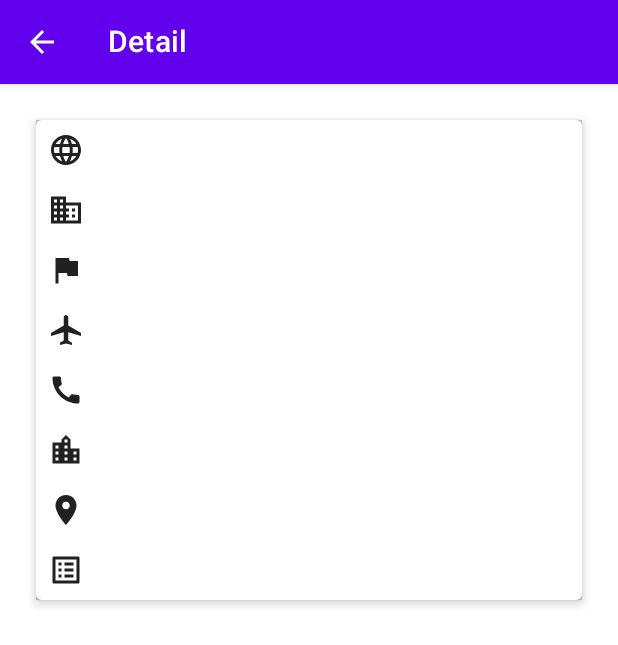
After one commit to rakesh-barik/Countries, an Android app built with Jetpack Compose: the composable CountryDetailScreen shown on its own in the app's theme, on a phone screen of 412 x 824 dp. The commit adds this screen. Shown: the top 645 px of the screen. Run offline under Robolectric (Android 15) with nearby library versions, the phone set to English and light mode, and no system bars; our stand-ins replace Dagger/Hilt's generated code; network calls fail.

Commit message:
Show Country detail

```diff
--- a/app/src/main/AndroidManifest.xml
+++ b/app/src/main/AndroidManifest.xml
@@ -1,6 +1,7 @@
 <?xml version="1.0" encoding="utf-8"?>
 <manifest xmlns:android="http://schemas.android.com/apk/res/android"
     package="com.tinybinlabs.countries">
+    <uses-permission android:name="android.permission.ACCESS_NETWORK_STATE"/>
     <uses-permission android:name="android.permission.INTERNET"/>
     <application
         android:name=".CountriesApplication"
--- /dev/null
+++ b/app/src/main/java/com/tinybinlabs/countries/presentation/Screen.kt
@@ -0,0 +1,6 @@
+package com.tinybinlabs.countries.presentation
+
+sealed class Screen(val route: String) {
+    object ListScreen : Screen("list_screen")
+    object DetailScreen : Screen("detail_screen")
+}
--- /dev/null
+++ b/app/src/main/java/com/tinybinlabs/countries/presentation/country/CountryDetailScreen.kt
@@ -0,0 +1,163 @@
+package com.tinybinlabs.countries.presentation.country
+
+import androidx.compose.foundation.background
+import androidx.compose.foundation.layout.*
+import androidx.compose.material.*
+import androidx.compose.material.icons.Icons
+import androidx.compose.material.icons.filled.*
+import androidx.compose.runtime.Composable
+import androidx.compose.ui.Alignment
+import androidx.compose.ui.Modifier
+import androidx.compose.ui.graphics.Color
+import androidx.compose.ui.unit.dp
+import androidx.hilt.navigation.compose.hiltViewModel
+import androidx.navigation.NavController
+import com.tinybinlabs.countries.domain.Country
+import com.tinybinlabs.countries.presentation.toFlagEmoji
+
+@Composable
+fun CountryDetailScreen(
+    navController: NavController,
+    viewModel: CountryDetailViewModel = hiltViewModel()
+) {
+    val country: Country? = viewModel.state.value.country
+    val scaffoldState = rememberScaffoldState()
+
+    Scaffold(
+        scaffoldState = scaffoldState,
+        topBar = {
+            TopAppBar(
+                title = {
+                    Row(
+                        modifier = Modifier
+                            .fillMaxWidth()
+                            .wrapContentWidth(align = Alignment.Start)
+                    ) {
+                        Text(text = "Detail")
+                    }
+                },
+                backgroundColor = MaterialTheme.colors.primary,
+                navigationIcon = {
+                    IconButton(onClick = { navController.navigateUp() }) {
+                        Icon(imageVector = Icons.Default.ArrowBack, contentDescription = "back")
+                    }
+                }
+            )
+        },
+
+        ) {
+        Card(
+            modifier = Modifier
+                .wrapContentSize()
+                .padding(24.dp)
+                .background(Color.LightGray),
+            elevation = 4.dp
+
+        ) {
+            Column(modifier = Modifier.wrapContentSize()) {
+                Row(
+                    modifier = Modifier
+                        .fillMaxWidth()
+                        .padding(8.dp)
+                ) {
+                    Icon(imageVector = Icons.Default.Language, contentDescription = "location")
+                    Spacer(modifier = Modifier.width(8.dp))
+                    Text(
+                        text = country?.name ?: "",
+                        modifier = Modifier.wrapContentWidth(Alignment.CenterHorizontally)
+                    )
+                }
+                Row(
+                    modifier = Modifier
+                        .fillMaxWidth()
+                        .padding(8.dp)
+                ) {
+                    Icon(imageVector = Icons.Default.Domain, contentDescription = "location")
+                    Spacer(modifier = Modifier.width(8.dp))
+                    country?.topLevelDomain?.joinToString(separator = ", ")?.let { it1 ->
+                        Text(
+                            text = it1,
+                            modifier = Modifier.wrapContentWidth(Alignment.CenterHorizontally)
+                        )
+                    }
+                }
+                Row(
+                    modifier = Modifier
+                        .fillMaxWidth()
+                        .padding(8.dp)
+                ) {
+                    Icon(imageVector = Icons.Default.Flag, contentDescription = "location")
+                    Spacer(modifier = Modifier.width(8.dp))
+                    Text(
+                        text = country?.alpha2Code?.toFlagEmoji() ?: "",
+                        modifier = Modifier.wrapContentWidth(Alignment.CenterHorizontally)
+                    )
+                }
+                Row(
+                    modifier = Modifier
+                        .fillMaxWidth()
+                        .padding(8.dp)
+                ) {
+                    Icon(imageVector = Icons.Default.LocalAirport, contentDescription = "location")
+                    Spacer(modifier = Modifier.width(8.dp))
+                    Text(
+                        text = country?.alpha3Code ?: "",
+                        modifier = Modifier.wrapContentWidth(Alignment.CenterHorizontally)
+                    )
+                }
+                Row(
+                    modifier = Modifier
+                        .fillMaxWidth()
+                        .padding(8.dp)
+                ) {
+                    Icon(imageVector = Icons.Default.Call, contentDescription = "location")
+                    Spacer(modifier = Modifier.width(8.dp))
+                    country?.callingCodes?.joinToString(separator = ", ")?.let { it1 ->
+                        Text(
+                            text = it1,
+                            modifier = Modifier.wrapContentWidth(Alignment.CenterHorizontally)
+                        )
+                    }
+                }
+                Row(
+                    modifier = Modifier
+                        .fillMaxWidth()
+                        .padding(8.dp)
+                ) {
+                    Icon(imageVector = Icons.Default.LocationCity, contentDescription = "location")
+                    Spacer(modifier = Modifier.width(8.dp))
+                    Text(
+                        text = country?.capital ?: "",
+                        modifier = Modifier.wrapContentWidth(Alignment.CenterHorizontally)
+                    )
+                }
+                Row(
+                    modifier = Modifier
+                        .fillMaxWidth()
+                        .padding(8.dp)
+                ) {
+                    Icon(imageVector = Icons.Default.LocationOn, contentDescription = "location")
+                    Spacer(modifier = Modifier.width(8.dp))
+                    Text(
+                        text = country?.region ?: "",
+                        modifier = Modifier.wrapContentWidth(Alignment.CenterHorizontally)
+                    )
+                }
+                Row(
+                    modifier = Modifier
+                        .fillMaxWidth()
+                        .padding(8.dp)
+                ) {
+                    Icon(imageVector = Icons.Default.ListAlt, contentDescription = "location")
+                    Spacer(modifier = Modifier.width(8.dp))
+                    Text(
+                        text = country?.altSpellings?.joinToString(separator = ", ") ?: "",
+                        modifier = Modifier.wrapContentWidth(Alignment.CenterHorizontally)
+                    )
+                }
+
+            }
+        }
+
+    }
+}
--- /dev/null
+++ b/app/src/main/java/com/tinybinlabs/countries/presentation/country/CountryDetailViewModel.kt
@@ -0,0 +1,38 @@
+package com.tinybinlabs.countries.presentation.country
+
+import androidx.compose.runtime.State
+import androidx.compose.runtime.mutableStateOf
+import androidx.lifecycle.SavedStateHandle
+import androidx.lifecycle.ViewModel
+import androidx.lifecycle.viewModelScope
+import com.tinybinlabs.countries.repository.CountryRepository
+import dagger.hilt.android.lifecycle.HiltViewModel
+import kotlinx.coroutines.launch
+import javax.inject.Inject
+
+@HiltViewModel
+class CountryDetailViewModel
+@Inject
+constructor(
+    private val repository: CountryRepository,
+    savedStateHandle: SavedStateHandle
+) : ViewModel() {
+
+    private val _state = mutableStateOf(CountryState())
+    val state: State<CountryState> = _state
+
+    init {
+        savedStateHandle.get<Int>("countryId")?.let { id ->
+            if (id != -1) {
+                viewModelScope.launch {
+                    repository.getCountryById(id)?.also {
+                        _state.value = state.value.copy(
+                            country = it,
+                            loading = false
+                        )
+                    }
+                }
+            }
+        }
+    }
+}
--- /dev/null
+++ b/app/src/main/java/com/tinybinlabs/countries/presentation/country/CountryState.kt
@@ -0,0 +1,8 @@
+package com.tinybinlabs.countries.presentation.country
+
+import com.tinybinlabs.countries.domain.Country
+
+data class CountryState(
+    val country: Country? = null,
+    val loading: Boolean = false
+)
--- a/app/src/main/java/com/tinybinlabs/countries/repository/CountryRepository.kt
+++ b/app/src/main/java/com/tinybinlabs/countries/repository/CountryRepository.kt
@@ -1,9 +1,12 @@
 package com.tinybinlabs.countries.repository
 
 import com.tinybinlabs.countries.domain.Country
+import kotlinx.coroutines.flow.Flow
 
 interface CountryRepository {
 
-    suspend fun getCountries(token: String): List<Country>
+    suspend fun getCountries(token: String?): Flow<List<Country>>
+
+    suspend fun getCountryById(id : Int): Country?
 
 }
```
Also changed, not shown: app/src/main/java/com/tinybinlabs/countries/di/RepositoryModule.kt (+6 -2 lines), app/src/main/java/com/tinybinlabs/countries/network/util/CountryNetworkMapper.kt (+15 -0 lines), app/src/main/java/com/tinybinlabs/countries/presentation/MainActivity.kt (+30 -1 lines), app/src/main/java/com/tinybinlabs/countries/presentation/countrylist/CountryListScreen.kt (+14 -3 lines), app/src/main/java/com/tinybinlabs/countries/presentation/countrylist/CountryListViewModel.kt (+44 -12 lines), app/src/main/java/com/tinybinlabs/countries/repository/CountryRepositoryImpl.kt (+21 -5 lines).
